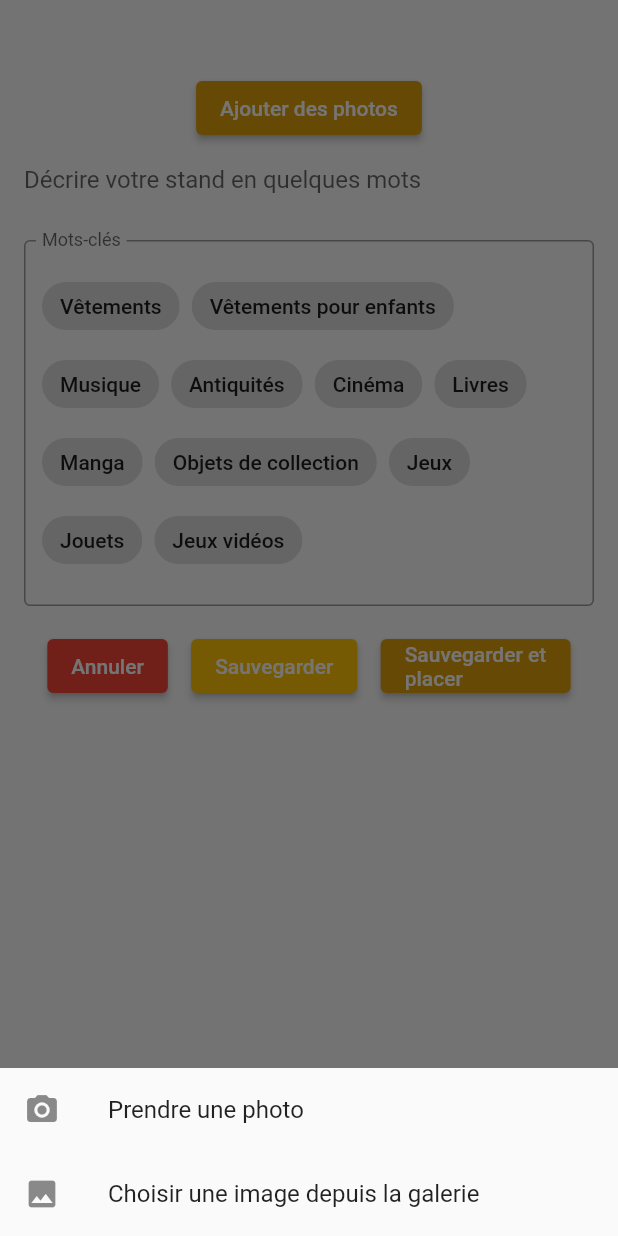
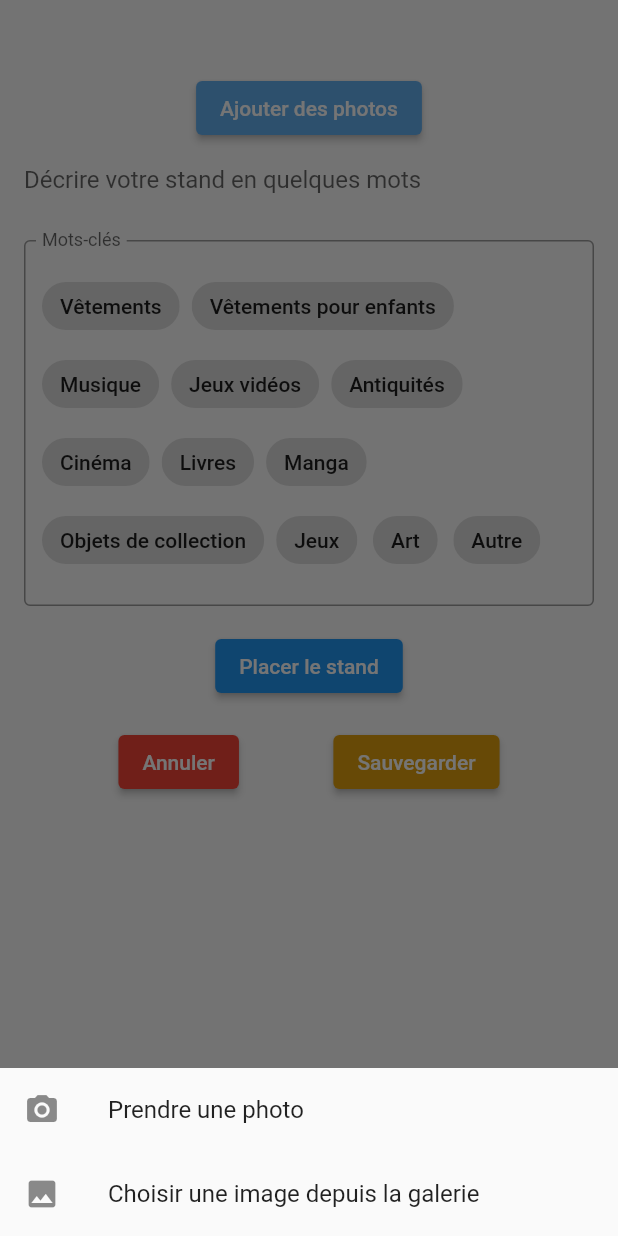
Before and after one commit to bastientardits/braderie_ppe, a Flutter app: the NavBar screen opened directly, item 4 of the bottom bar chosen, after a tap on "Ajouter des photos", on a phone screen of 412 x 824 dp. Run offline on Flutter 3.47's test engine with Material 2 defaults, Android fonts, the phone set to English and light mode, and no system bars; our stand-ins replace cloud_firestore, equatable, firebase_auth, firebase_core, firebase_storage, flutter_map and 3 more; missing offline and left inert: flutter_map_marker_cluster, open_street_map_search_and_pick; accounts and stored records are empty.

Commit message:
formulaire placer un stand + controle anti non connecté

```diff
--- a/lib/bottomNavigationBar.dart
+++ b/lib/bottomNavigationBar.dart
@@ -73,9 +73,6 @@ class _NavBarState extends State<NavBar> {
       case 4:
         page = _isLoggedIn? profileWidget : login;
         break;
-      /*case 5:
-        page = login;
-        break;*/
       default:
         throw UnimplementedError('no widget for $selectedIndex');
     }
@@ -83,12 +80,11 @@ class _NavBarState extends State<NavBar> {
       body:page,
       bottomNavigationBar: BottomNavigationBar(
         items: const <BottomNavigationBarItem>[
-          BottomNavigationBarItem(icon: Icon(Icons.home), label: 'Home'),//tooltip pour changer le label en haut
+          BottomNavigationBarItem(icon: Icon(Icons.home), label: 'Accueil'),
           BottomNavigationBarItem(icon: Icon(Icons.search), label: 'Rechercher un objet'),
-          BottomNavigationBarItem(icon: Icon(Icons.map), label: 'Map'), //changer en map
-          BottomNavigationBarItem(icon: Icon(Icons.archive), label: 'Créer un stand'), // intégrer placer un stand a info vendeur
+          BottomNavigationBarItem(icon: Icon(Icons.map), label: 'Carte interactive'),
+          BottomNavigationBarItem(icon: Icon(Icons.archive), label: 'Créer un stand'),
           BottomNavigationBarItem(icon: Icon(Icons.manage_accounts), label: 'Profil'),
-          //BottomNavigationBarItem(icon: Icon(Icons.login_rounded), label: 'Connexion'),
 
         ],
         currentIndex: selectedIndex,
--- a/lib/new_stand.dart
+++ b/lib/new_stand.dart
@@ -2,12 +2,11 @@ import 'package:firebase_auth/firebase_auth.dart';
 import 'package:firebase_storage/firebase_storage.dart';
 import 'package:flutter/material.dart';
 import 'dart:io';
+import 'osmhome.dart';
 import 'package:image_picker/image_picker.dart';
 import 'package:cloud_firestore/cloud_firestore.dart';
 import 'package:path/path.dart';
-import 'package:multi_image_picker2/multi_image_picker2.dart';
-
-
+import 'package:open_street_map_search_and_pick/open_street_map_search_and_pick.dart';
 
 class formulaireStand extends StatefulWidget {
   const formulaireStand({Key? key}) : super(key: key);
@@ -17,28 +16,37 @@ class formulaireStand extends StatefulWidget {
 }
 
 class _formulaireStandState extends State<formulaireStand> {
+
   final _formKey = GlobalKey<FormState>();
+  String locationaddress='Placer le stand';
   final List<String> _keywords = [
     'Vêtements',
     'Vêtements pour enfants',
     'Musique',
+    'Jeux vidéos',
     'Antiquités',
     'Cinéma',
     'Livres',
     'Manga',
     'Objets de collection',
     'Jeux',
-    'Jouets',
-    'Jeux vidéos'
+    'Art',
+    'Autre'
   ];
   List<String> _selectedKeywords = [];
+  String? _selectedKeyword;
   List<String> _pictures = [];
-  String? _selectedKeyword;
+  String imageUrl="";
+  FirebaseStorage storage = FirebaseStorage.instance;
+  bool _isLoggedIn = false;
+
   List<File> _images = [];
   double zero= 0.1;
-  String imageUrl="";
+  double pickedLongitude=0.1;
+  double pickedLatitude=0.1;
+
   String _description="";
-  FirebaseStorage storage = FirebaseStorage.instance;
+
 
   Future<void> _pickImage(ImageSource source) async {
     final pickedImages = await ImagePicker().pickMultiImage();
@@ -60,6 +68,7 @@ class _formulaireStandState extends State<formulaireStand> {
       String description = _description;
       String keywords = _selectedKeyword ?? '';
       List<String> keywordsList = _selectedKeywords;
+
     }
   }
 
@@ -75,16 +84,29 @@ class _formulaireStandState extends State<formulaireStand> {
       imageUrl = await reference.getDownloadURL();
 
       setState(() {
-        print("picture uploaded");
+        // print("picture uploaded");
       });
     }
   }
 
   @override
+  void initState() {
+    super.initState();
+    FirebaseAuth.instance.authStateChanges().listen((user) {
+      if (mounted) {
+        setState(() {
+          _isLoggedIn = user != null;
+        });
+      }
+    });
+  }
+
+
+  @override
   Widget build(BuildContext context) {
     return SingleChildScrollView(
       child: Container(
-        padding: EdgeInsets.all(16.0),
+        padding: const EdgeInsets.all(16.0),
         child: Form(
           key: _formKey,
           child: Column(
@@ -106,7 +128,7 @@ class _formulaireStandState extends State<formulaireStand> {
                           top: 0,
                           right: 0,
                           child: IconButton(
-                            icon: Icon(Icons.remove_circle),
+                            icon: const Icon(Icons.remove_circle),
                             onPressed: () => _removeImage(index),
                             color: Colors.red,
                           ),
@@ -115,7 +137,7 @@ class _formulaireStandState extends State<formulaireStand> {
                     );
                   }).toList(),
                 ),
-              SizedBox(height: 32.0),
+              const SizedBox(height: 32.0),
               ElevatedButton(
                 onPressed: () {
                   showModalBottomSheet(
@@ -126,16 +148,16 @@ class _formulaireStandState extends State<formulaireStand> {
                           mainAxisSize: MainAxisSize.min,
                           children: <Widget>[
                             ListTile(
-                              leading: Icon(Icons.camera_alt),
-                              title: Text('Prendre une photo'),
+                              leading: const Icon(Icons.camera_alt),
+                              title: const Text('Prendre une photo'),
                               onTap: ()  {
                                 Navigator.pop(context);
                                 _pickImage(ImageSource.camera);
                               },
                             ),
                             ListTile(
-                              leading: Icon(Icons.image),
-                              title: Text('Choisir une image depuis la galerie'),
+                              leading: const Icon(Icons.image),
+                              title: const Text('Choisir une image depuis la galerie'),
                               onTap: () {
                                 Navigator.pop(context);
                                 _pickImage(ImageSource.gallery);
@@ -148,9 +170,9 @@ class _formulaireStandState extends State<formulaireStand> {
                   );
                 },
                 style: ButtonStyle(
-                  backgroundColor: MaterialStateProperty.all(Color(0xFFE19F0C)),
-                ),//
-                child: Text('Ajouter des photos'),
+                  backgroundColor: MaterialStateProperty.all(Color(0xFF63AEEE)),
+                ),
+                child: const Text('Ajouter des photos'),
               ),
               TextFormField(
                 validator: (value) {
@@ -169,7 +191,7 @@ class _formulaireStandState extends State<formulaireStand> {
                   });
                 },
               ),
-              SizedBox(height: 16.0),
+              const SizedBox(height: 16.0),
               InputDecorator(
                 decoration: const InputDecoration(
                   border: OutlineInputBorder(),
@@ -195,7 +217,30 @@ class _formulaireStandState extends State<formulaireStand> {
                   }).toList(),
                 ),
               ),
-              SizedBox(height: 16.0),
+              const SizedBox(height: 16.0),
+              //stand PLACER
+              Center(
+                child: Row(
+                  mainAxisAlignment: MainAxisAlignment.center,
+                  children: [
+                    SafeArea(
+                      child: Container(
+                        child: ElevatedButton(
+                            child: Text(locationaddress),
+                            onPressed: (){
+                                if(_isLoggedIn!=false)
+                              {_showModal(context);}
+                                else {
+                                  _showModal2(context);
+                                }
+
+                            }),
+                      ),
+                    ),
+                  ],
+                ),
+              ),
+              const SizedBox(height: 16.0),
               Row(
                 mainAxisAlignment: MainAxisAlignment.spaceEvenly,
                 children: <Widget>[
@@ -204,32 +249,38 @@ class _formulaireStandState extends State<formulaireStand> {
                       onPressed: () {
                         // Clear the form when "Annuler" is pressed.
                         _formKey.currentState!.reset();
+                        setState(() {
+                          _selectedKeywords= [];
+                        });
+
                       },
                       style: ButtonStyle(
                         backgroundColor: MaterialStateProperty.all(Colors.red),),
-                      child: Text('Annuler'),
+                      child: const Text('Annuler'),
                     ),
                   ),
                   Flexible(
                     child: ElevatedButton(
                       onPressed: () {
                         // Validate returns true if the form is valid, or false otherwise.
-                        if (_formKey.currentState!.validate()) {
+                        if (_formKey.currentState!.validate() && _isLoggedIn!=false) {
                           // If the form is valid, display a snackbar.
                           _submitForm();
                           uploadPic(context);
                           FirebaseFirestore.instance
                               .collection('stand')
                               .add({
-                              'address': "",
-                              "latitude": zero,
-                              "longitude": zero,
+                            "latitude": pickedLatitude,
+                            "longitude": pickedLongitude,
                             "pictures": _pictures,
                             "userid": FirebaseAuth.instance.currentUser?.uid.toString(),
                             "description" : _description,
                             "mot-cles" : _selectedKeywords,
                           });
                           _formKey.currentState!.reset();
+                          setState(() {
+                            _selectedKeywords= [];
+                          });
                           ScaffoldMessenger.of(context).showSnackBar(
                             const SnackBar(content: Text('Sauvegarde du stand')),
                           );
@@ -237,28 +288,9 @@ class _formulaireStandState extends State<formulaireStand> {
                         }
                       },
                       style: ButtonStyle(
-                        backgroundColor: MaterialStateProperty.all(Colors.amber),
+                        backgroundColor: MaterialStateProperty.all(const Color(0xFFE19F0C)),
                       ),
-                      child: Text('Sauvegarder'),
-                    ),
-                  ),
-                  Flexible(
-                    child: ElevatedButton(
-                      onPressed: () {
-                        // Validate returns true if the form is valid, or false otherwise.
-                        if (_formKey.currentState!.validate()) {
-                          // If the form is valid, display a snackbar. In the real world,
-                          // you'd often call a server or save the information in a database.
-                          ScaffoldMessenger.of(context).showSnackBar(
-                            const SnackBar(content: Text('Sauvegarde et placement du stand')),
-                          );
-                        }
-                      },
-                      style: ButtonStyle(
-                        backgroundColor: MaterialStateProperty.all(Color(0xFFE19F0C)),
-                      ),//
-
-                      child: Text('Sauvegarder et placer'),
+                      child: const Text('Sauvegarder'),
                     ),
                   ),
                 ],
@@ -269,4 +301,73 @@ class _formulaireStandState extends State<formulaireStand> {
       ),
     );
   }
+
+  void _showModal(BuildContext context){
+    showModalBottomSheet(
+        context: context,
+        builder: (context){
+          return SizedBox(
+            height: 600,
+            //color: Colors.red,
+            child: Center(
+              child: OpenStreetMapSearchAndPick(
+                  center: LatLong(50.6371, 3.0530),
+                  buttonColor: Colors.blue,
+                  buttonText: 'Set Current Location',
+                  onPicked: (pickedData) {
+                    ShowDialog(context,pickedData);
+                  }),
+            ),
+          );
+        });
   }
+
+
+  void _showModal2(BuildContext context){
+    showModalBottomSheet(
+        context: context,
+        builder: (context){
+          return const SizedBox(
+            height: 600,
+            //color: Colors.red,
+            child: Center(
+                child: Text("Vous devez vous connecter pour placer un stand...")
+            ),
+          );
+        });
+  }
+
+  void ShowDialog(BuildContext context,PickedData pickedData)
+  {
+    showDialog(
+      context: context,
+      builder: (context) {
+        return AlertDialog(
+          title: const Text("Confirmation"),
+          content: Text("Confimez-vous la position choisie ? (${pickedData.address})"),
+          actions: [
+            TextButton(
+              child: const Text("Annuler"),
+              onPressed: () {
+                Navigator.pop(context);
+              },
+            ),
+            TextButton(
+              child: const Text("Oui"),
+              onPressed: () {
+                pickedLatitude=pickedData.latLong.latitude;
+                pickedLongitude=pickedData.latLong.longitude;
+                Navigator.pop(context);
+                Navigator.pop(context);
+                ScaffoldMessenger.of(context).showSnackBar(
+                  SnackBar(content: Text("Votre stand est désormais placé à l'adresse: ${pickedData.address}")),
+                );
+              },
+            ),
+          ],
+        );
+      },
+    );
+
+  }
+}
```
Also changed, not shown: pubspec.lock. Lines whose indentation alone changed are shown as unchanged.
